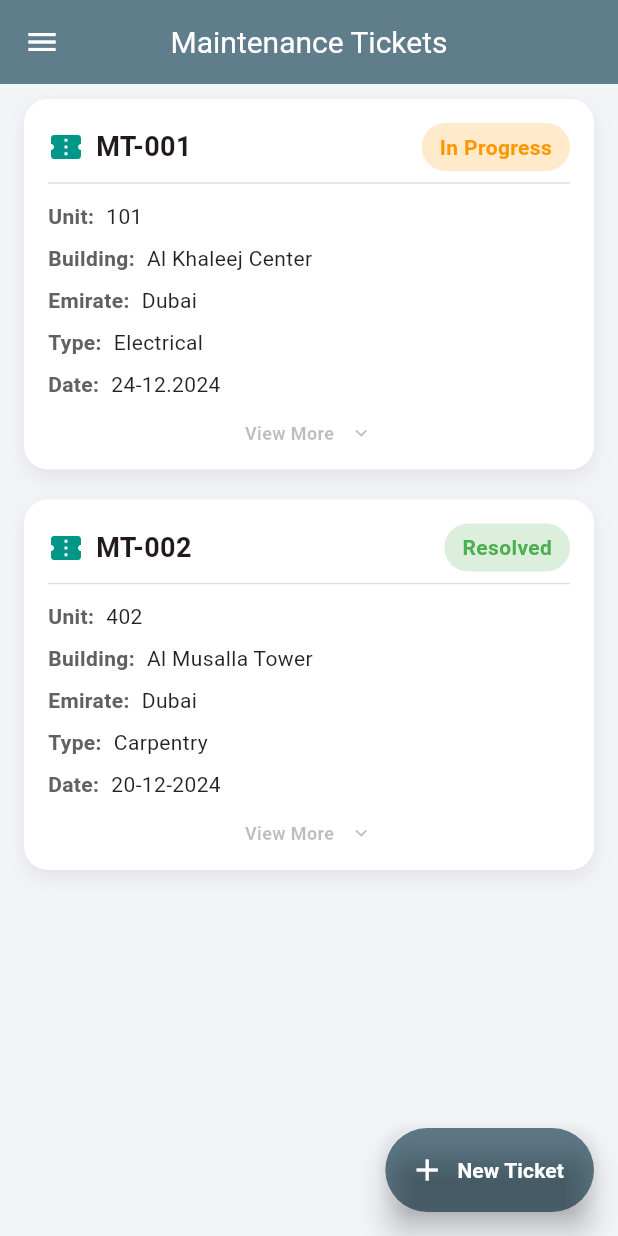
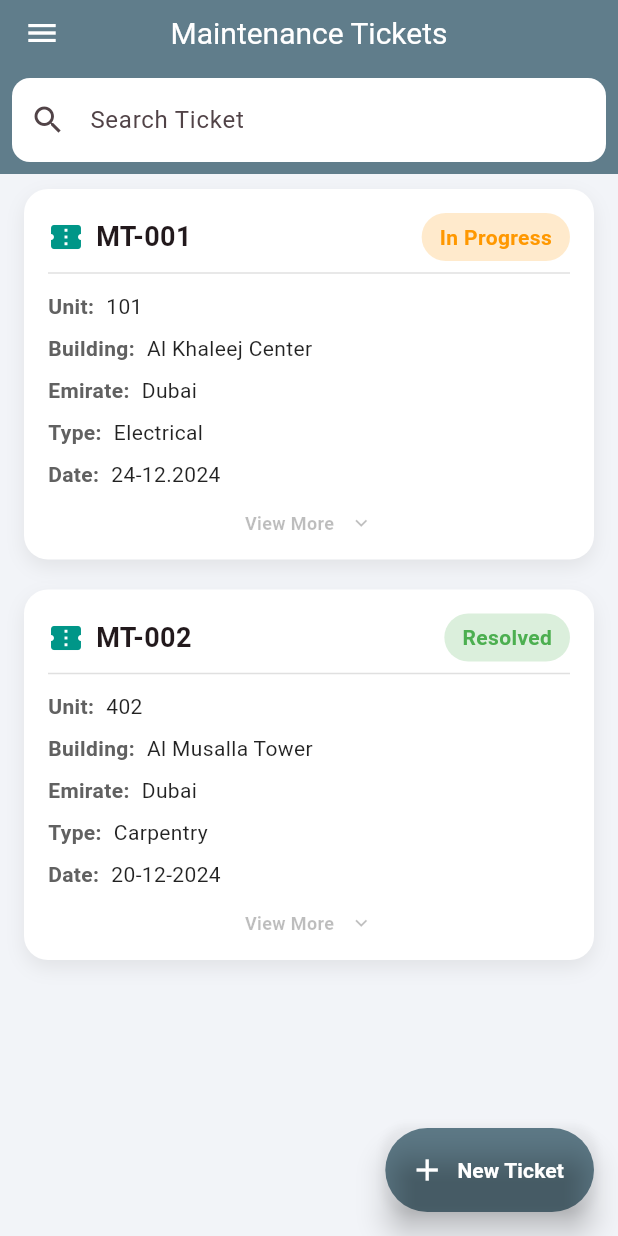
Before and after one commit to abdhmd2022/cshrealestatemobileapp-v1.0, a Flutter app: the MaintenanceTicketReport screen opened directly, on a phone screen of 412 x 824 dp. Run offline on Flutter 3.47's test engine with Material 3 defaults, Android fonts, the phone set to English and light mode, and no system bars; our stand-ins replace file_picker, fl_chart, image_picker, multi_select_flutter, shared_preferences; accounts and stored records are empty.

Commit message:
"Commit for real estate mobile app"

```diff
--- a/lib/MaintenanceTicketReport.dart
+++ b/lib/MaintenanceTicketReport.dart
@@ -37,6 +37,9 @@ class _MaintenanceTicketReportState
     },
   ];
 
+  List<Map<String, dynamic>> filteredTickets = [];
+  String searchQuery = "";
+
   List<bool> _expandedTickets = [];
 
   @override
@@ -44,6 +47,22 @@ class _MaintenanceTicketReportState
     super.initState();
     // Initialize all tickets to be collapsed by default
     _expandedTickets = List.generate(tickets.length, (index) => false);
+    filteredTickets = tickets;
+  }
+
+  void _updateSearchQuery(String query) {
+    setState(() {
+      searchQuery = query;
+      filteredTickets = tickets
+          .where((ticket) =>
+      ticket['ticketNumber'].toLowerCase().contains(query.toLowerCase()) ||
+          ticket['unitNumber'].toLowerCase().contains(query.toLowerCase()) ||
+          ticket['buildingName'].toLowerCase().contains(query.toLowerCase()) ||
+          ticket['emirate'].toLowerCase().contains(query.toLowerCase()) ||
+          ticket['status'].toLowerCase().contains(query.toLowerCase()) ||
+          ticket['maintenanceType'].toLowerCase().contains(query.toLowerCase()))
+          .toList();
+    });
   }
 
   @override
@@ -53,6 +72,25 @@ class _MaintenanceTicketReportState
       backgroundColor: const Color(0xFFF2F4F8),
       appBar: AppBar(
         elevation: 0,
+        bottom: PreferredSize(
+          preferredSize: Size.fromHeight(60.0),
+          child: Padding(
+            padding: const EdgeInsets.all(8.0),
+            child: TextField(
+              onChanged: _updateSearchQuery,
+              decoration: InputDecoration(
+                hintText: 'Search Ticket',
+                prefixIcon: Icon(Icons.search),
+                border: OutlineInputBorder(
+                  borderRadius: BorderRadius.circular(12.0),
+                  borderSide: BorderSide.none,
+                ),
+                filled: true,
+                fillColor: Colors.white,
+              ),
+            ),
+          ),
+        ),
         leading: IconButton(
           icon: Icon(Icons.menu,
               color: Colors.white),
@@ -84,9 +122,9 @@ class _MaintenanceTicketReportState
       body: Padding(
         padding: const EdgeInsets.symmetric(horizontal: 16.0),
         child: ListView.builder(
-          itemCount: tickets.length,
+          itemCount: filteredTickets.length,
           itemBuilder: (context, index) {
-            final ticket = tickets[index];
+            final ticket = filteredTickets[index];
             return _buildTicketCard(ticket, index);
           },
         ),
```
Also changed, not shown: lib/SalesInquiryReport.dart (+45 -5 lines).
